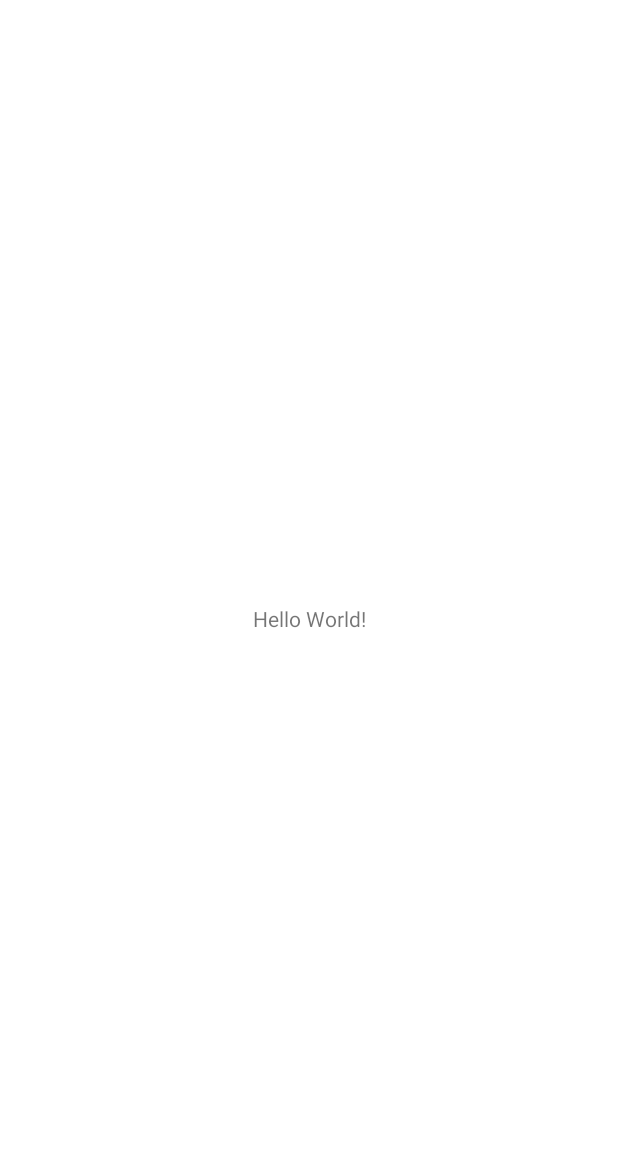
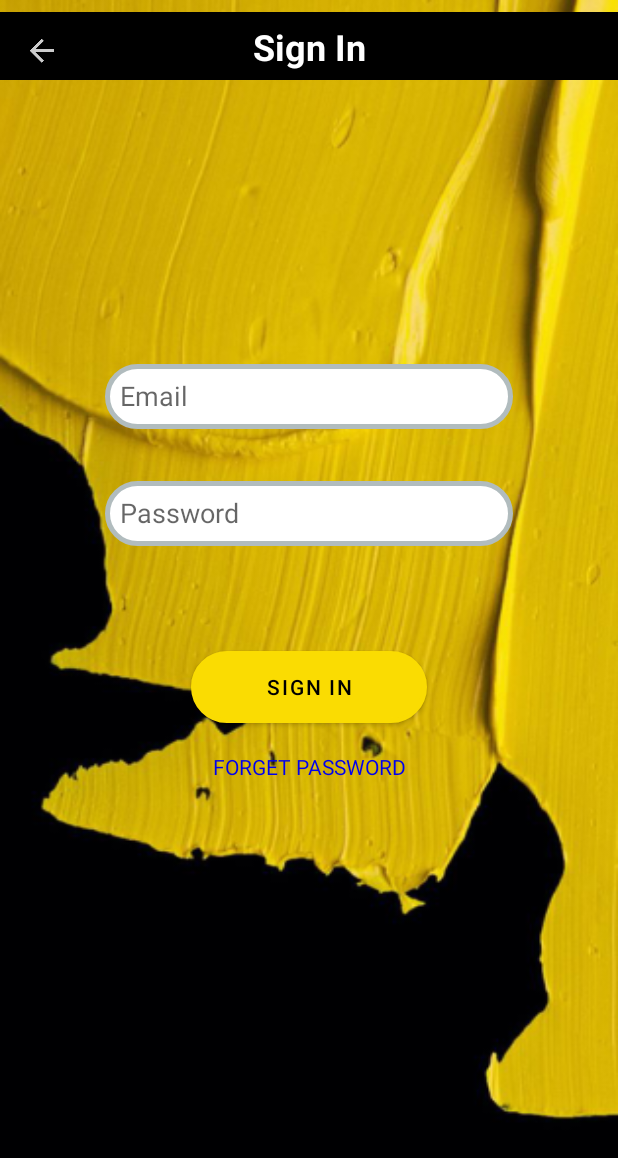
Before and after one commit to 2nd-year/MAD-Project-1, an Android app: the screen it shows after launch (MainActivity), on a phone screen of 412 x 824 dp. Before the commit the part shown is almost empty. Shown: the top 1158 px of the screen. Run offline under Robolectric (Android 15) with nearby library versions, the phone set to English and light mode, and no system bars.

Commit message:
add styles

```diff
--- a/app/src/main/res/layout/activity_main.xml
+++ b/app/src/main/res/layout/activity_main.xml
@@ -4,15 +4,104 @@
     xmlns:tools="http://schemas.android.com/tools"
     android:layout_width="match_parent"
     android:layout_height="match_parent"
+    android:background="@drawable/sample"
+    android:textAlignment="center"
     tools:context=".MainActivity">
 
-    <TextView
+    <androidx.constraintlayout.widget.ConstraintLayout
+        android:id="@+id/constraintLayout"
+        android:layout_width="412dp"
+        android:layout_height="45dp"
+        android:layout_marginStart="16dp"
+        android:layout_marginTop="8dp"
+        android:layout_marginEnd="16dp"
+        android:background="@color/black"
+        app:layout_constraintEnd_toEndOf="parent"
+        app:layout_constraintStart_toStartOf="parent"
+        app:layout_constraintTop_toTopOf="parent">
+
+        <ImageView
+            android:id="@+id/imageView2"
+            android:layout_width="wrap_content"
+            android:layout_height="wrap_content"
+            app:layout_constraintBottom_toBottomOf="parent"
+            app:layout_constraintEnd_toStartOf="@+id/textView2"
+            app:layout_constraintHorizontal_bias="0.11"
+            app:layout_constraintStart_toStartOf="parent"
+            app:layout_constraintTop_toTopOf="parent"
+            app:layout_constraintVertical_bias="0.666"
+            app:srcCompat="@drawable/back_btn_white" />
+
+        <TextView
+            android:id="@+id/textView2"
+            android:layout_width="wrap_content"
+            android:layout_height="wrap_content"
+            android:text="Sign In"
+            android:textColor="@color/white"
+            android:textSize="24sp"
+            android:textStyle="bold"
+            app:layout_constraintBottom_toBottomOf="parent"
+            app:layout_constraintEnd_toEndOf="parent"
+            app:layout_constraintStart_toStartOf="parent"
+            app:layout_constraintTop_toTopOf="parent" />
+    </androidx.constraintlayout.widget.ConstraintLayout>
+
+    <EditText
+        android:id="@+id/editTextTextEmailAddress"
+        android:layout_width="272dp"
+        android:layout_height="43dp"
+        android:background="@drawable/layout_border"
+        android:drawablePadding="10dp"
+        android:ems="10"
+        android:hint="Email"
+        android:inputType="textEmailAddress"
+        android:padding="10dp"
+        app:layout_constraintBottom_toBottomOf="parent"
+        app:layout_constraintEnd_toEndOf="parent"
+        app:layout_constraintStart_toStartOf="parent"
+        app:layout_constraintTop_toBottomOf="@+id/constraintLayout"
+        app:layout_constraintVertical_bias="0.26" />
+
+    <EditText
+        android:id="@+id/editTextTextPassword"
+        android:layout_width="272dp"
+        android:layout_height="43dp"
+        android:background="@drawable/layout_border"
+        android:ems="10"
+        android:hint="Password"
+        android:inputType="textPassword"
+        android:padding="10dp"
+        app:layout_constraintBottom_toBottomOf="parent"
+        app:layout_constraintEnd_toEndOf="parent"
+        app:layout_constraintStart_toStartOf="parent"
+        app:layout_constraintTop_toBottomOf="@+id/editTextTextEmailAddress"
+        app:layout_constraintVertical_bias="0.06999999" />
+
+    <Button
+        android:id="@+id/button2"
         android:layout_width="wrap_content"
         android:layout_height="wrap_content"
-        android:text="Hello World!"
+        android:background="@drawable/layout_border"
+        android:paddingLeft="50dp"
+        android:paddingRight="50dp"
+        android:textColor="@color/black"
+        android:text="SIGN IN"
         app:layout_constraintBottom_toBottomOf="parent"
-        app:layout_constraintLeft_toLeftOf="parent"
-        app:layout_constraintRight_toRightOf="parent"
-        app:layout_constraintTop_toTopOf="parent" />
+        app:layout_constraintEnd_toEndOf="parent"
+        app:layout_constraintStart_toStartOf="parent"
+        app:layout_constraintTop_toBottomOf="@+id/editTextTextPassword"
+        app:layout_constraintVertical_bias="0.17000002" />
+
+    <TextView
+        android:id="@+id/textView4"
+        android:layout_width="wrap_content"
+        android:layout_height="wrap_content"
+        android:text="FORGET PASSWORD"
+        android:textColor="@color/link_blue"
+        app:layout_constraintBottom_toBottomOf="parent"
+        app:layout_constraintEnd_toEndOf="parent"
+        app:layout_constraintStart_toStartOf="parent"
+        app:layout_constraintTop_toBottomOf="@+id/button2"
+        app:layout_constraintVertical_bias="0.060000002" />
 
 </androidx.constraintlayout.widget.ConstraintLayout>
```
